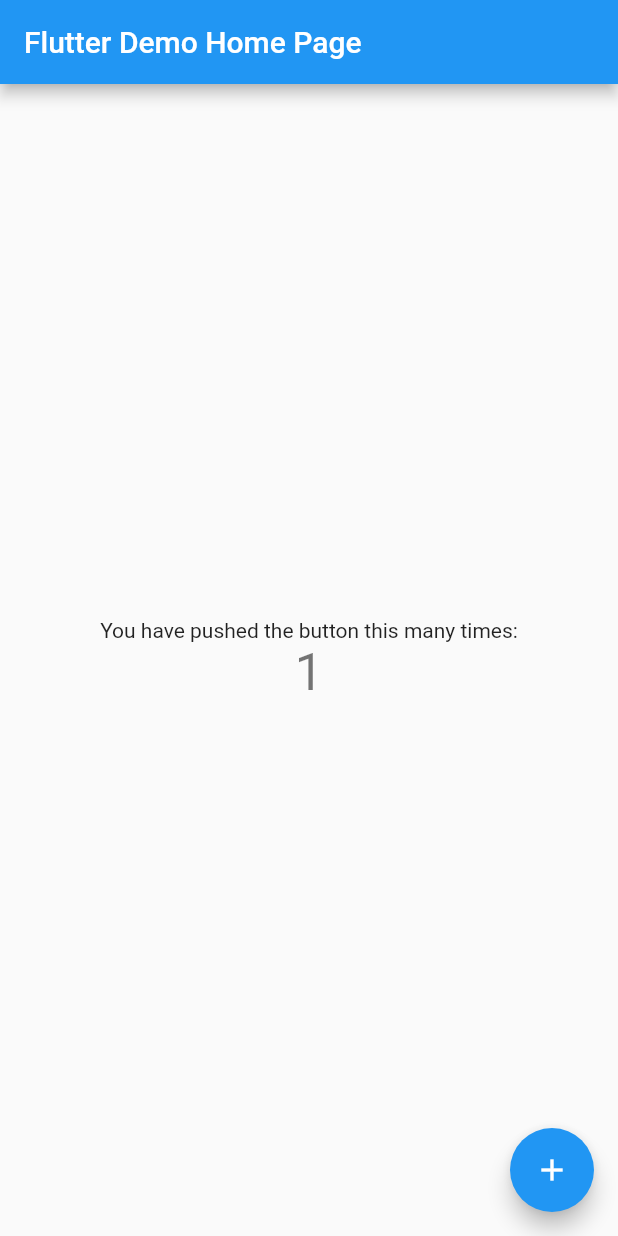
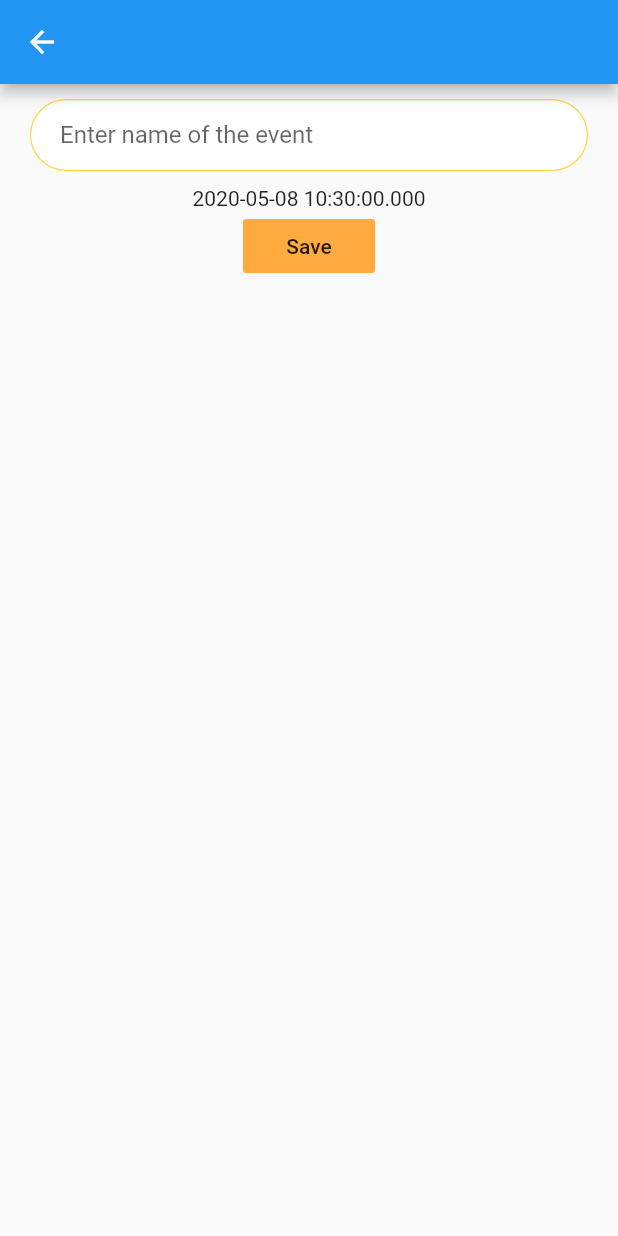
Before and after one commit to limattzj/date_bloc, a Flutter app: the screen it shows after launch, after a tap on the "add" icon, on a phone screen of 412 x 824 dp. Run offline on Flutter 3.47's test engine with Material 2 defaults, Android fonts, the phone set to English and light mode, and no system bars; our stand-ins replace bloc, equatable, flutter_bloc, flutter_datetime_picker, get_it, shared_preferences.

Commit message:
added a working ui

```diff
--- a/analysis_options.yaml
+++ /dev/null
@@ -1 +0,0 @@
-include: package:lint/analysis_options.yaml
--- /dev/null
+++ b/lib/dependency_injector.dart
@@ -0,0 +1,24 @@
+import 'package:date_bloc/features/date/data/data_sources/local_data_source.dart';
+import 'package:date_bloc/features/date/data/repository/date_repository_impl.dart';
+import 'package:date_bloc/features/date/domain/repository/date_repository.dart';
+import 'package:date_bloc/features/date/presentation/bloc/date_bloc.dart';
+import 'package:get_it/get_it.dart';
+import 'package:shared_preferences/shared_preferences.dart';
+
+final sl = GetIt.instance;
+
+Future<void> init() async {
+  // Feature - date
+  // bloc
+  sl.registerFactory(() => DateBloc(repo: sl()));
+
+  sl.registerLazySingleton<DateRepository>(() => DateRepositoryImpl(sl()));
+
+  sl.registerLazySingleton<DateLocalDataSource>(
+      () => DateLocalDataSourceImpl(sl()));
+
+  // external
+  final sharedPreferences = await SharedPreferences.getInstance();
+
+  sl.registerLazySingleton(() => sharedPreferences);
+}
--- a/lib/features/date/presentation/bloc/date_bloc.dart
+++ b/lib/features/date/presentation/bloc/date_bloc.dart
@@ -1,7 +1,6 @@
 import 'dart:async';
 import 'package:date_bloc/features/date/domain/entity/date.dart';
-import 'package:date_bloc/features/date/domain/use_cases/add_dates.dart';
-import 'package:date_bloc/features/date/domain/use_cases/get_dates.dart';
+import 'package:date_bloc/features/date/domain/repository/date_repository.dart';
 import 'package:meta/meta.dart';
 import 'package:bloc/bloc.dart';
 import 'package:equatable/equatable.dart';
@@ -11,10 +10,9 @@ part 'date_state.dart';
 
 class DateBloc extends Bloc<DateEvent, DateState> {
   List<Date> results = [];
-  final AddDates addDates;
-  final GetDates getDates;
+  final DateRepository repo;
 
-  DateBloc({@required this.addDates, @required this.getDates});
+  DateBloc({@required this.repo});
 
   @override
   DateState get initialState => const DateInitial();
@@ -25,8 +23,8 @@ class DateBloc extends Bloc<DateEvent, DateState> {
       yield const DateLoading();
 
       // get data that already stored in shared preference
-      final List<Date> dates = getDates();
-      // print(dates.runtimeType);
+      final List<Date> dates = repo.getDates();
+      print(dates.runtimeType);
       results += dates;
 
       // add a new entry to the data already in shared preferences
@@ -36,14 +34,14 @@ class DateBloc extends Bloc<DateEvent, DateState> {
       ));
 
       // add results to shared preferences
-      final resultBool = await addDates(results);
+      final resultBool = await repo.addDates(results);
       if (resultBool) {
         yield DateLoaded(results);
       }
     }
     if (event is GetDatesEvent) {
       yield const DateLoading();
-      final dates = getDates();
+      final dates = repo.getDates();
       yield DateLoaded(dates);
     }
   }
--- /dev/null
+++ b/lib/features/date/presentation/screens/add_date_screen.dart
@@ -0,0 +1,114 @@
+import 'package:date_bloc/features/date/presentation/bloc/date_bloc.dart';
+import 'package:flutter/material.dart';
+import 'package:flutter_bloc/flutter_bloc.dart';
+import 'package:flutter_datetime_picker/flutter_datetime_picker.dart';
+
+class AddDateScreen extends StatefulWidget {
+  @override
+  _AddDateScreenState createState() => _AddDateScreenState();
+}
+
+class _AddDateScreenState extends State<AddDateScreen> {
+  TextEditingController controller;
+  DateTime date;
+  @override
+  Widget build(BuildContext context) {
+    return Scaffold(
+      appBar: AppBar(),
+      body: Column(
+        children: <Widget>[
+          Event(controller: controller),
+          DateChooser(
+              date: date,
+              onConfirm: (time) {
+                setState(() {
+                  date = time;
+                });
+              }),
+          FlatButton(
+            onPressed: () {
+              BlocProvider.of<DateBloc>(context).add(AddDateEvent(
+                message: 'abc',
+                date: date,
+              ));
+            },
+            child: Text('Save'),
+            color: Colors.orangeAccent,
+          ),
+        ],
+      ),
+    );
+  }
+}
+
+class DateChooser extends StatelessWidget {
+  final Function onConfirm;
+  const DateChooser({
+    Key key,
+    @required this.date,
+    this.onConfirm,
+  }) : super(key: key);
+
+  final DateTime date;
+
+  @override
+  Widget build(BuildContext context) {
+    return GestureDetector(
+      child: Container(
+        child: date == null ? Text('${DateTime.now()}') : Text('${date}'),
+      ),
+      onTap: () {
+        DatePicker.showDatePicker(
+          context,
+          onConfirm: onConfirm,
+        );
+      },
+    );
+  }
+}
+
+class Event extends StatefulWidget {
+  final TextEditingController controller;
+  const Event({
+    Key key,
+    this.controller,
+  }) : super(key: key);
+
+  @override
+  _EventState createState() => _EventState();
+}
+
+class _EventState extends State<Event> {
+  @override
+  Widget build(BuildContext context) {
+    return Container(
+      padding: const EdgeInsets.symmetric(
+        horizontal: 20.0,
+        vertical: 10.0,
+      ),
+      child: TextField(
+        controller: widget.controller,
+        decoration: InputDecoration(
+          fillColor: Colors.white,
+          filled: true,
+          border: OutlineInputBorder(
+            borderRadius: BorderRadius.circular(30.0),
+            borderSide: BorderSide(
+              color: Colors.amberAccent,
+              width: 0.8,
+            ),
+          ),
+          enabledBorder: OutlineInputBorder(
+            borderRadius: BorderRadius.circular(30.0),
+            borderSide: BorderSide(
+              color: Colors.amberAccent,
+              width: 0.8,
+            ),
+          ),
+          contentPadding: EdgeInsets.symmetric(horizontal: 20.0),
+          hintText: 'Enter name of the event',
+        ),
+      ),
+    );
+  }
+}
--- /dev/null
+++ b/lib/features/date/presentation/screens/home_screen.dart
@@ -0,0 +1,50 @@
+import 'package:date_bloc/features/date/presentation/bloc/date_bloc.dart';
+import 'package:date_bloc/features/date/presentation/screens/add_date_screen.dart';
+import 'package:flutter/material.dart';
+import 'package:flutter_bloc/flutter_bloc.dart';
+
+import '../../../../dependency_injector.dart';
+
+class MyHomeScreen extends StatelessWidget {
+  @override
+  Widget build(BuildContext context) {
+    return Scaffold(
+      appBar: AppBar(
+        title: Text('Days Clock'),
+        actions: <Widget>[
+          IconButton(
+            icon: Icon(Icons.add),
+            onPressed: () {
+              Navigator.push(
+                  context,
+                  MaterialPageRoute(
+                    builder: (context) => AddDateScreen(),
+                  ));
+            },
+          )
+        ],
+      ),
+      body: BlocBuilder<DateBloc, DateState>(builder: (context, state) {
+        if (state is DateLoaded) {
+          return ListView.builder(
+            itemBuilder: (context, index) {
+              return Container(
+                child: Column(
+                  children: <Widget>[
+                    Text(state.dates[index].message),
+                    Text('${state.dates[index].targetDate}'),
+                  ],
+                ),
+              );
+            },
+            itemCount: state.dates.length,
+          );
+        }
+        if (state is DateError) {}
+        return Container(
+          color: Colors.redAccent,
+        );
+      }),
+    );
+  }
+}
--- a/lib/main.dart
+++ b/lib/main.dart
@@ -1,117 +1,26 @@
+import 'package:date_bloc/dependency_injector.dart';
+import 'package:date_bloc/features/date/presentation/bloc/date_bloc.dart';
+import 'package:date_bloc/features/date/presentation/screens/home_screen.dart';
+import 'package:date_bloc/simple_bloc_delegate.dart';
 import 'package:flutter/material.dart';
+import 'package:date_bloc/dependency_injector.dart' as di;
+import 'package:flutter_bloc/flutter_bloc.dart';
 
-void main() {
+Future<void> main() async {
+  WidgetsFlutterBinding.ensureInitialized();
+  await di.init();
+  BlocSupervisor.delegate = SimpleBlocDelegate();
   runApp(MyApp());
 }
 
 class MyApp extends StatelessWidget {
-  // This widget is the root of your application.
   @override
   Widget build(BuildContext context) {
-    return MaterialApp(
-      title: 'Flutter Demo',
-      theme: ThemeData(
-        // This is the theme of your application.
-        //
-        // Try running your application with "flutter run". You'll see the
-        // application has a blue toolbar. Then, without quitting the app, try
-        // changing the primarySwatch below to Colors.green and then invoke
-        // "hot reload" (press "r" in the console where you ran "flutter run",
-        // or simply save your changes to "hot reload" in a Flutter IDE).
-        // Notice that the counter didn't reset back to zero; the application
-        // is not restarted.
-        primarySwatch: Colors.blue,
-        // This makes the visual density adapt to the platform that you run
-        // the app on. For desktop platforms, the controls will be smaller and
-        // closer together (more dense) than on mobile platforms.
-        visualDensity: VisualDensity.adaptivePlatformDensity,
+    return BlocProvider(
+      create: (_) => sl<DateBloc>()..add(GetDatesEvent()),
+      child: MaterialApp(
+        home: MyHomeScreen(),
       ),
-      home: const MyHomePage(title: 'Flutter Demo Home Page'),
     );
   }
 }
-
-class MyHomePage extends StatefulWidget {
-  const MyHomePage({Key key, this.title}) : super(key: key);
-
-  // This widget is the home page of your application. It is stateful, meaning
-  // that it has a State object (defined below) that contains fields that affect
-  // how it looks.
-
-  // This class is the configuration for the state. It holds the values (in this
-  // case the title) provided by the parent (in this case the App widget) and
-  // used by the build method of the State. Fields in a Widget subclass are
-  // always marked "final".
-
-  final String title;
-
-  @override
-  _MyHomePageState createState() => _MyHomePageState();
-}
-
-class _MyHomePageState extends State<MyHomePage> {
-  int _counter = 0;
-
-  void _incrementCounter() {
-    setState(() {
-      // This call to setState tells the Flutter framework that something has
-      // changed in this State, which causes it to rerun the build method below
-      // so that the display can reflect the updated values. If we changed
-      // _counter without calling setState(), then the build method would not be
-      // called again, and so nothing would appear to happen.
-      _counter++;
-    });
-  }
-
-  @override
-  Widget build(BuildContext context) {
-    // This method is rerun every time setState is called, for instance as done
-    // by the _incrementCounter method above.
-    //
-    // The Flutter framework has been optimized to make rerunning build methods
-    // fast, so that you can just rebuild anything that needs updating rather
-    // than having to individually change instances of widgets.
-    return Scaffold(
-      appBar: AppBar(
-        // Here we take the value from the MyHomePage object that was created by
-        // the App.build method, and use it to set our appbar title.
-        title: Text(widget.title),
-      ),
-      body: Center(
-        // Center is a layout widget. It takes a single child and positions it
-        // in the middle of the parent.
-        child: Column(
-          // Column is also a layout widget. It takes a list of children and
-          // arranges them vertically. By default, it sizes itself to fit its
-          // children horizontally, and tries to be as tall as its parent.
-          //
-          // Invoke "debug painting" (press "p" in the console, choose the
-          // "Toggle Debug Paint" action from the Flutter Inspector in Android
-          // Studio, or the "Toggle Debug Paint" command in Visual Studio Code)
-          // to see the wireframe for each widget.
-          //
-          // Column has various properties to control how it sizes itself and
-          // how it positions its children. Here we use mainAxisAlignment to
-          // center the children vertically; the main axis here is the vertical
-          // axis because Columns are vertical (the cross axis would be
-          // horizontal).
-          mainAxisAlignment: MainAxisAlignment.center,
-          children: <Widget>[
-            const Text(
-              'You have pushed the button this many times:',
-            ),
-            Text(
-              '$_counter',
-              style: Theme.of(context).textTheme.headline4,
-            ),
-          ],
-        ),
-      ),
-      floatingActionButton: FloatingActionButton(
-        onPressed: _incrementCounter,
-        tooltip: 'Increment',
-        child: Icon(Icons.add),
-      ), // This trailing comma makes auto-formatting nicer for build methods.
-    );
-  }
-}
--- /dev/null
+++ b/lib/simple_bloc_delegate.dart
@@ -0,0 +1,21 @@
+import 'package:flutter_bloc/flutter_bloc.dart';
+
+class SimpleBlocDelegate extends BlocDelegate {
+  @override
+  void onEvent(Bloc bloc, Object event) {
+    super.onEvent(bloc, event);
+    print(event);
+  }
+
+  @override
+  void onTransition(Bloc bloc, Transition transition) {
+    super.onTransition(bloc, transition);
+    print(transition);
+  }
+
+  @override
+  void onError(Bloc bloc, Object error, StackTrace stackTrace) {
+    super.onError(bloc, error, stackTrace);
+    print('$error, $stackTrace');
+  }
+}
```
Also changed, not shown: pubspec.yaml (+47 -48 lines), pubspec.lock, 1 other file.
